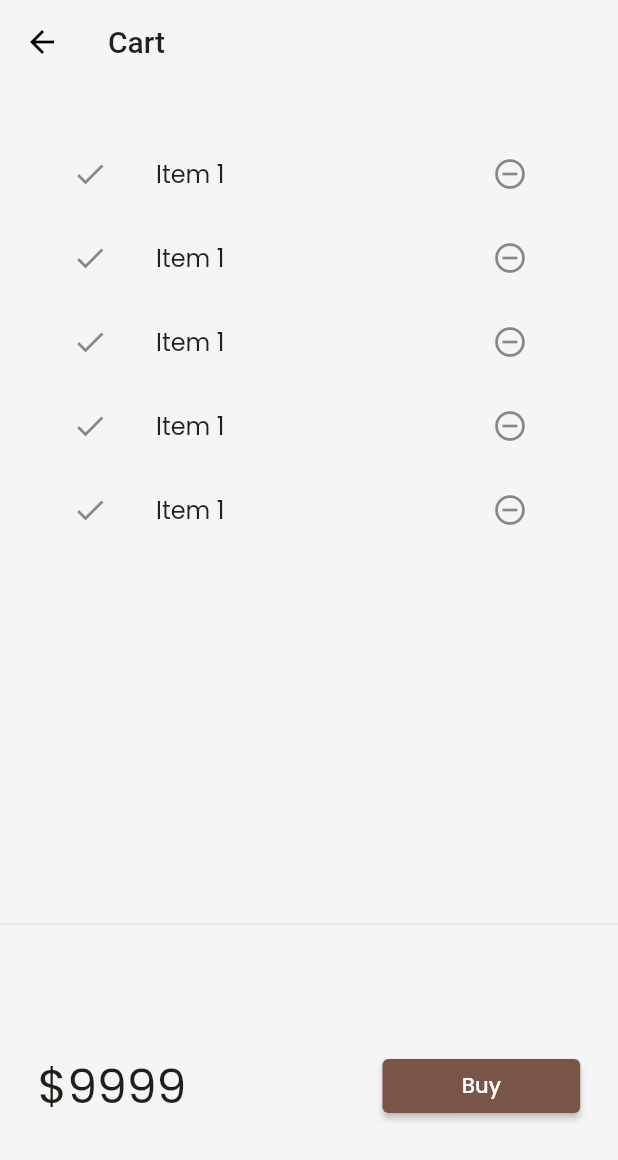
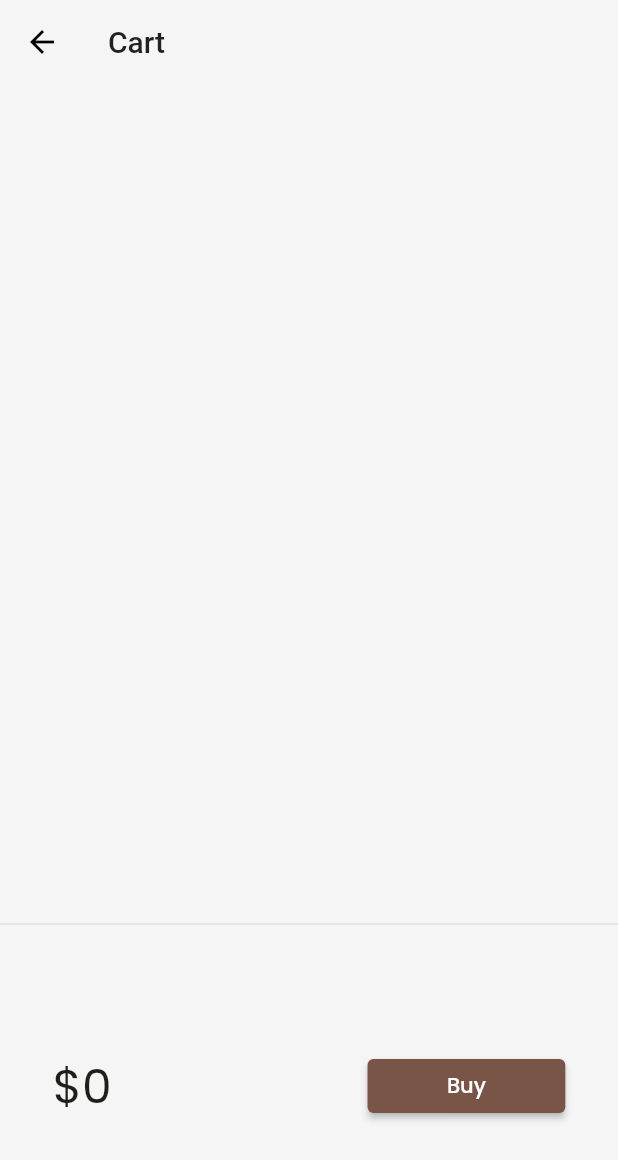
Before and after one commit to rakhigopchandani/my_app, a Flutter app: the CartPage screen opened by its route, on a phone screen of 412 x 824 dp. Shown: the top 1160 px of the screen. Run offline on Flutter 3.47's test engine with Material 2 defaults, Android fonts, the phone set to English and light mode, and no system bars; our stand-ins replace google_fonts, velocity_x; network calls fail.

Commit message:
day 23 completed

```diff
--- a/lib/models/cart.dart
+++ b/lib/models/cart.dart
@@ -3,8 +3,12 @@
 import 'package:my_app/models/catalog.dart';
 
 class CartModel {
+  static final cartModel = CartModel._internal();
+  CartModel._internal();
+
+  factory CartModel() => cartModel;
+
   // catalog field
-
   late CatalogModel _catalog;
 
   //collection of Ids - stores Ids of each Item
@@ -23,13 +27,13 @@ class CartModel {
   num get totalPrice =>
       items.fold(0, (total, current) => total + current.price);
 
+  // Remove item
+  void remove(Item item) {
+    _itemIds.remove(item.id);
+  }
+
   //Add item
   void add(Item item) {
     _itemIds.add(item.id);
   }
-
-  // Remove item
-  void remove(Item item) {
-    _itemIds.remove(item.id);
-  }
 }
--- a/lib/models/catalog.dart
+++ b/lib/models/catalog.dart
@@ -3,6 +3,10 @@ import 'dart:convert';
 import 'package:flutter/cupertino.dart';
 
 class CatalogModel {
+  static final catalogModel = CatalogModel._internal();
+  CatalogModel._internal();
+
+  factory CatalogModel() => catalogModel;
   static List<Item> items = [];
 
 // get item by ID
@@ -14,7 +18,7 @@ class CatalogModel {
 }
 
 class Item {
-  final num id;
+  final int id;
   final String name;
   final String desc;
   final num price;
--- a/lib/pages/cart_page.dart
+++ b/lib/pages/cart_page.dart
@@ -1,5 +1,6 @@
 // ignore_for_file: use_key_in_widget_constructors, deprecated_member_use, prefer_const_constructors
 import 'package:flutter/material.dart';
+import 'package:my_app/models/cart.dart';
 import 'package:my_app/utils/widgets/theme.dart';
 import 'package:velocity_x/velocity_x.dart';
 
@@ -22,17 +23,18 @@ class CartPage extends StatelessWidget {
 class _CartTotal extends StatelessWidget {
   @override
   Widget build(BuildContext context) {
+    final _cart = CartModel();
     return SizedBox(
       height: 200,
       child: Row(
         mainAxisAlignment: MainAxisAlignment.spaceAround,
         children: [
-          "\$9999".text.xl4.color(MyTheme.blackish).make(),
+          "\$${_cart.totalPrice}".text.xl4.color(MyTheme.blackish).make(),
           30.widthBox,
           ElevatedButton(
                   onPressed: () {
                     ScaffoldMessenger.of(context).showSnackBar(SnackBar(
-                      content:"Buying not supported yet.".text.make(),
+                      content: "Buying not supported yet.".text.make(),
                     ));
                   },
                   style: ButtonStyle(
@@ -47,22 +49,24 @@ class _CartTotal extends StatelessWidget {
 }
 
 class _CartList extends StatefulWidget {
+
   @override
   State<_CartList> createState() => _CartListState();
 }
 
 class _CartListState extends State<_CartList> {
+  final _cart = CartModel();
   @override
   Widget build(BuildContext context) {
     return ListView.builder(
-        itemCount: 5,
+        itemCount: _cart.items.length,
         itemBuilder: (context, index) => ListTile(
               leading: Icon(Icons.done),
               trailing: IconButton(
                 icon: Icon(Icons.remove_circle_outline),
                 onPressed: () {},
               ),
-              title: "Item 1".text.make(),
+              title: _cart.items[index].name.text.make(),
             ));
   }
 }
```
Also changed, not shown: lib/utils/widgets/home_widgets/catalog_list.dart (+45 -15 lines).
